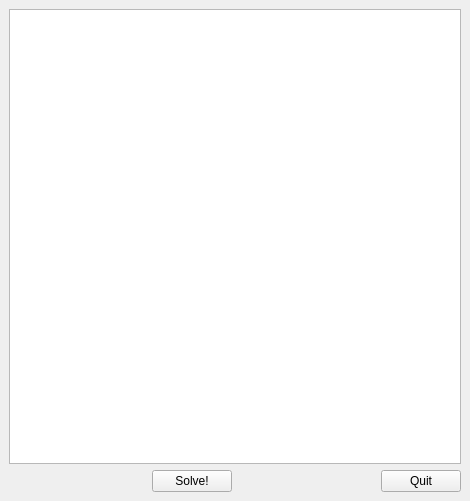
This is mainwindow.ui in abnd90/Sudoku-solver as Qt 5 draws it before an edit. The edited form follows.
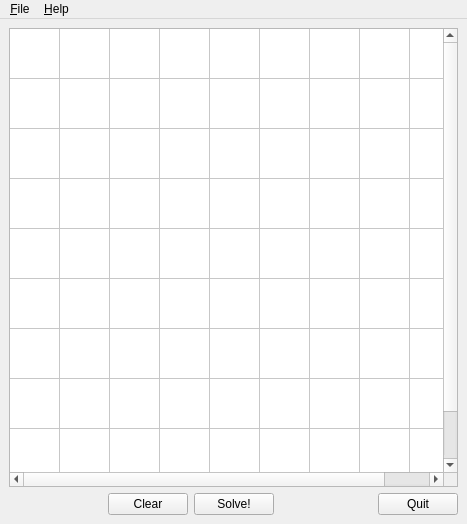
This is the edited form.

Patch:
```diff
--- a/mainwindow.ui
+++ b/mainwindow.ui
@@ -6,8 +6,8 @@
    <rect>
     <x>0</x>
     <y>0</y>
-    <width>470</width>
-    <height>501</height>
+    <width>467</width>
+    <height>524</height>
    </rect>
   </property>
   <property name="sizePolicy">
@@ -24,7 +24,66 @@
     <item>
      <layout class="QVBoxLayout" name="verticalLayout">
       <item>
-       <widget class="QTableView" name="tableView"/>
+       <widget class="QTableWidget" name="tableWidget">
+        <property name="font">
+         <font>
+          <pointsize>16</pointsize>
+          <weight>75</weight>
+          <bold>true</bold>
+         </font>
+        </property>
+        <property name="selectionMode">
+         <enum>QAbstractItemView::SingleSelection</enum>
+        </property>
+        <property name="rowCount">
+         <number>9</number>
+        </property>
+        <property name="columnCount">
+         <number>9</number>
+        </property>
+        <attribute name="horizontalHeaderVisible">
+         <bool>false</bool>
+        </attribute>
+        <attribute name="horizontalHeaderDefaultSectionSize">
+         <number>50</number>
+        </attribute>
+        <attribute name="horizontalHeaderMinimumSectionSize">
+         <number>50</number>
+        </attribute>
+        <attribute name="verticalHeaderVisible">
+         <bool>false</bool>
+        </attribute>
+        <attribute name="verticalHeaderCascadingSectionResizes">
+         <bool>false</bool>
+        </attribute>
+        <attribute name="verticalHeaderDefaultSectionSize">
+         <number>50</number>
+        </attribute>
+        <attribute name="verticalHeaderHighlightSections">
+         <bool>true</bool>
+        </attribute>
+        <attribute name="verticalHeaderMinimumSectionSize">
+         <number>50</number>
+        </attribute>
+        <row/>
+        <row/>
+        <row/>
+        <row/>
+        <row/>
+        <row/>
+        <row/>
+        <row/>
+        <row/>
+        <column/>
+        <column/>
+        <column/>
+        <column/>
+        <column/>
+        <column/>
+        <column/>
+        <column/>
+        <column/>
+       </widget>
       </item>
       <item>
        <layout class="QHBoxLayout" name="horizontalLayout">
@@ -41,6 +100,13 @@
           </property>
          </spacer>
         </item>
+        <item>
+         <widget class="QPushButton" name="clear">
+          <property name="text">
+           <string>Clear</string>
+          </property>
+         </widget>
+        </item>
         <item>
          <widget class="QPushButton" name="solve">
           <property name="sizePolicy">
@@ -86,6 +152,43 @@
     </item>
    </layout>
   </widget>
+  <widget class="QMenuBar" name="menuBar">
+   <property name="geometry">
+    <rect>
+     <x>0</x>
+     <y>0</y>
+     <width>467</width>
+     <height>24</height>
+    </rect>
+   </property>
+   <widget class="QMenu" name="menu_File">
+    <property name="title">
+     <string>&amp;File</string>
+    </property>
+    <addaction name="action_Quit"/>
+   </widget>
+   <widget class="QMenu" name="menu_Help">
+    <property name="title">
+     <string>&amp;Help</string>
+    </property>
+    <addaction name="action_About"/>
+   </widget>
+   <addaction name="menu_File"/>
+   <addaction name="menu_Help"/>
+  </widget>
+  <action name="action_Quit">
+   <property name="text">
+    <string>Quit</string>
+   </property>
+   <property name="shortcut">
+    <string>Ctrl+Q</string>
+   </property>
+  </action>
+  <action name="action_About">
+   <property name="text">
+    <string>About</string>
+   </property>
+  </action>
  </widget>
  <resources/>
  <connections>
```
Left out of the diff: 16 changed lines with no effect on the pictures.
